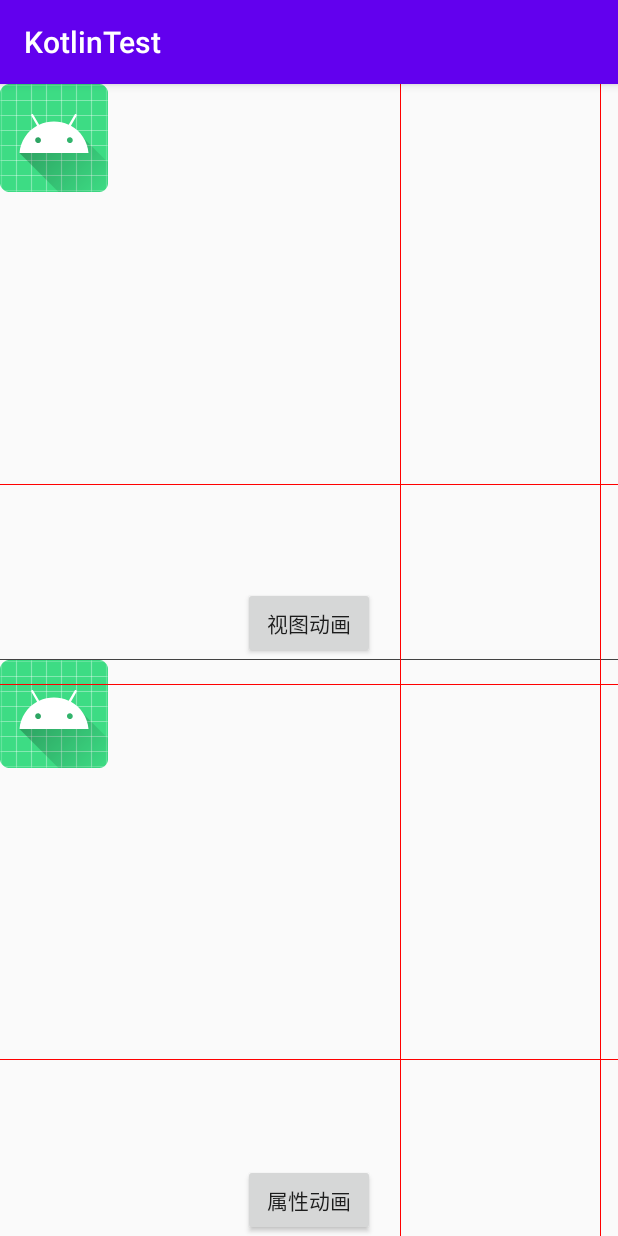
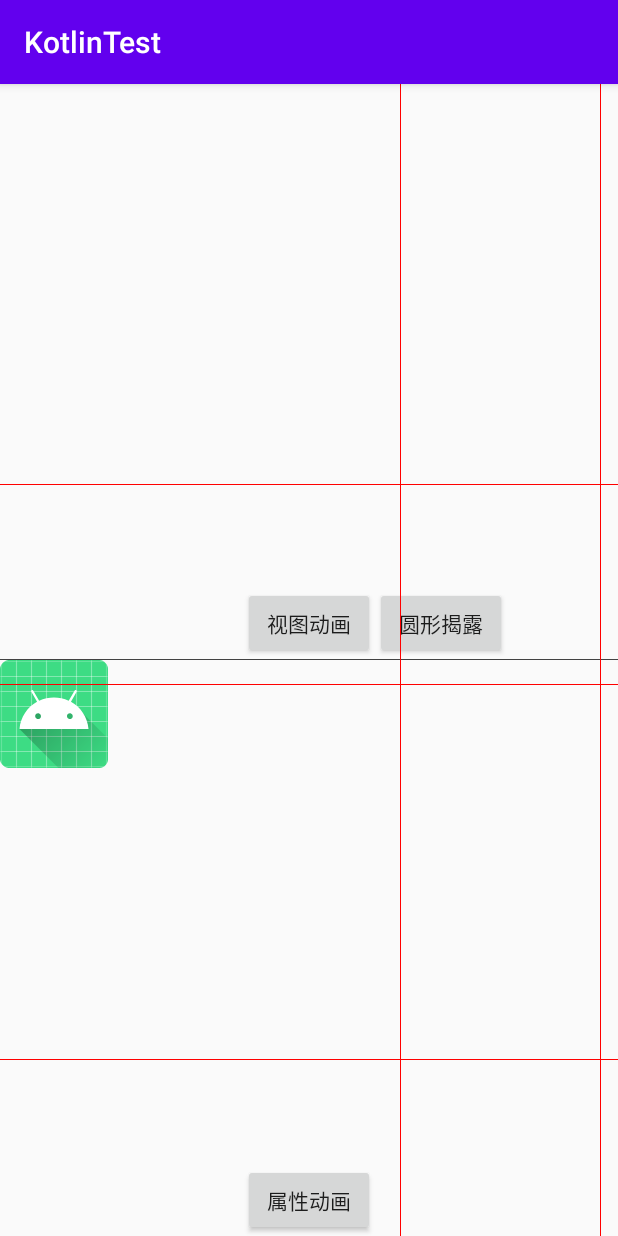
Before and after one commit to zhp475433752/KotlinTest, an Android app: the AnimActivity screen opened directly, with no data from a screen before it, on a phone screen of 412 x 824 dp. Run offline under Robolectric (Android 15) with nearby library versions, the phone set to English and light mode, and no system bars; libraries missing offline, so code that uses them is left out: com.alibaba.fastjson.

Commit message:
圆形揭露显示

```diff
--- a/app/src/main/res/layout/activity_anim.xml
+++ b/app/src/main/res/layout/activity_anim.xml
@@ -19,6 +19,7 @@
 
             <ImageView
                 android:id="@+id/image1"
+                android:visibility="invisible"
                 android:layout_width="wrap_content"
                 android:layout_height="wrap_content"
                 android:src="@mipmap/ic_launcher" />
@@ -30,6 +31,14 @@
                 android:layout_alignParentBottom="true"
                 android:layout_centerHorizontal="true"
                 android:text="视图动画" />
+
+            <Button
+                android:id="@+id/button11"
+                android:layout_width="wrap_content"
+                android:layout_height="wrap_content"
+                android:layout_alignParentBottom="true"
+                android:layout_toRightOf="@id/button1"
+                android:text="圆形揭露" />
         </RelativeLayout>
 
         <View
```
Also changed, not shown: app/src/main/java/com/zwwl/kotlintest/anim/AnimActivity.kt (+17 -0 lines).
